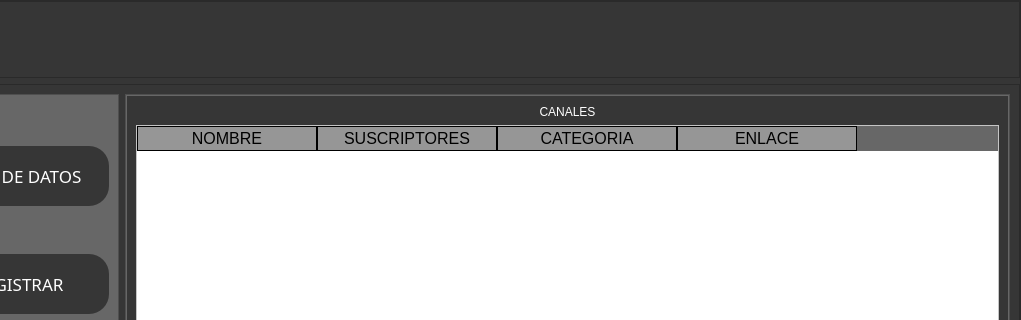
This is interfaz1.ui in fnocampo04/MiniproyectoEstructuras as Qt 5 draws it before an edit; both pictures show x 92 to 1113 and y 0 to 320 of the 1113 by 705 pixel window. The edited form follows.
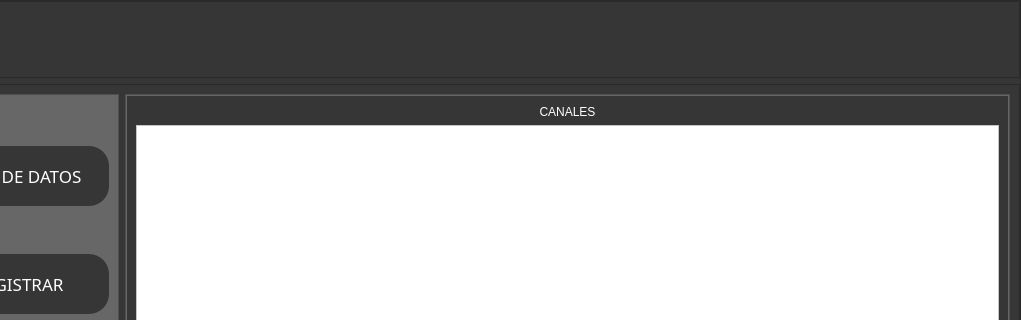
This is the edited form. Icons and pictures are not drawn.

```diff
--- a/interfaz1.ui
+++ b/interfaz1.ui
@@ -538,7 +538,7 @@
                     <enum>QAbstractScrollArea::AdjustToContents</enum>
                    </property>
                    <attribute name="horizontalHeaderVisible">
-                    <bool>true</bool>
+                    <bool>false</bool>
                    </attribute>
                    <attribute name="horizontalHeaderCascadingSectionResizes">
                     <bool>true</bool>
```
Left out of the diff: 2 changed lines with no effect on the pictures.
